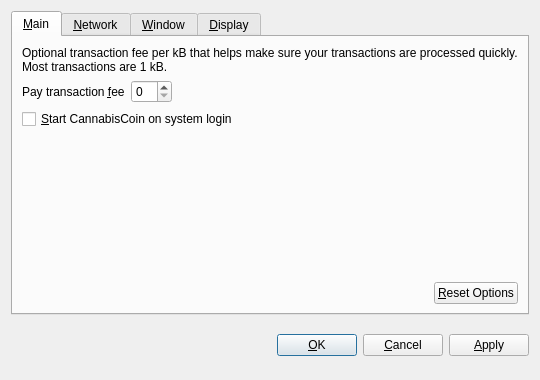
This is src/qt/forms/optionsdialog.ui in horcoin/horcoin as Qt 5 draws it before an edit. The edited form follows.
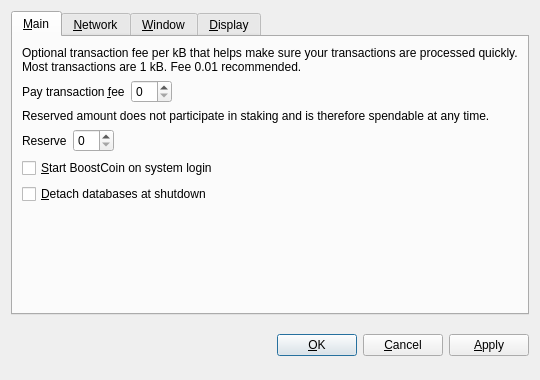
This is the edited form. Custom widgets are drawn as their Qt base class.

Patch:
```diff
--- a/src/qt/forms/optionsdialog.ui
+++ b/src/qt/forms/optionsdialog.ui
@@ -33,7 +33,7 @@
        <item>
         <widget class="QLabel" name="transactionFeeInfoLabel">
          <property name="text">
-          <string>Optional transaction fee per kB that helps make sure your transactions are processed quickly. Most transactions are 1 kB.</string>
+          <string>Optional transaction fee per kB that helps make sure your transactions are processed quickly. Most transactions are 1 kB. Fee 0.01 recommended.</string>
          </property>
          <property name="textFormat">
           <enum>Qt::PlainText</enum>
@@ -62,7 +62,53 @@
           <widget class="BitcoinAmountField" name="transactionFee"/>
          </item>
          <item>
-          <spacer name="horizontalSpacer_1_Main">
+          <spacer name="horizontalSpacerFee">
+           <property name="orientation">
+            <enum>Qt::Horizontal</enum>
+           </property>
+           <property name="sizeHint" stdset="0">
+            <size>
+             <width>40</width>
+             <height>20</height>
+            </size>
+           </property>
+          </spacer>
+         </item>
+        </layout>
+       </item>
+       <item>
+        <widget class="QLabel" name="reserveBalanceInfoLabel">
+         <property name="text">
+          <string>Reserved amount does not participate in staking and is therefore spendable at any time.</string>
+         </property>
+         <property name="textFormat">
+          <enum>Qt::PlainText</enum>
+         </property>
+         <property name="wordWrap">
+          <bool>true</bool>
+         </property>
+        </widget>
+       </item>
+       <item>
+        <layout class="QHBoxLayout" name="horizontalLayoutReserveBalance">
+         <item>
+          <widget class="QLabel" name="reserveBalanceLabel">
+           <property name="text">
+            <string>Reserve</string>
+           </property>
+           <property name="textFormat">
+            <enum>Qt::PlainText</enum>
+           </property>
+           <property name="buddy">
+            <cstring>reserveBalance</cstring>
+           </property>
+          </widget>
+         </item>
+         <item>
+          <widget class="BitcoinAmountField" name="reserveBalance"/>
+         </item>
+         <item>
+          <spacer name="horizontalSpacerReserveBalance">
            <property name="orientation">
             <enum>Qt::Horizontal</enum>
            </property>
@@ -82,7 +128,17 @@
           <string>Automatically start CannabisCoin after logging in to the system.</string>
          </property>
          <property name="text">
-          <string>&amp;Start CannabisCoin on system login</string>
+          <string>&amp;Start BoostCoin on system login</string>
+         </property>
+        </widget>
+       </item>
+       <item>
+        <widget class="QCheckBox" name="detachDatabases">
+         <property name="toolTip">
+          <string>Detach block and address databases at shutdown. This means they can be moved to another data directory, but it slows down shutdown. The wallet is always detached.</string>
+         </property>
+         <property name="text">
+          <string>&amp;Detach databases at shutdown</string>
          </property>
         </widget>
        </item>
@@ -99,36 +155,6 @@
          </property>
         </spacer>
        </item>
-       <item>
-        <layout class="QHBoxLayout" name="horizontalLayout_2_Main">
-         <item>
-          <spacer name="horizontalSpacer_2_Main">
-           <property name="orientation">
-            <enum>Qt::Horizontal</enum>
-           </property>
-           <property name="sizeHint" stdset="0">
-            <size>
-             <width>40</width>
-             <height>20</height>
-            </size>
-           </property>
-          </spacer>
-         </item>
-         <item>
-          <widget class="QPushButton" name="resetButton">
-           <property name="toolTip">
-            <string>Reset all client options to default.</string>
-           </property>
-           <property name="text">
-            <string>&amp;Reset Options</string>
-           </property>
-           <property name="autoDefault">
-            <bool>false</bool>
-           </property>
-          </widget>
-         </item>
-        </layout>
-       </item>
       </layout>
      </widget>
      <widget class="QWidget" name="tabNetwork">
```
Left out of the diff: 12 changed lines with no effect on the pictures.
